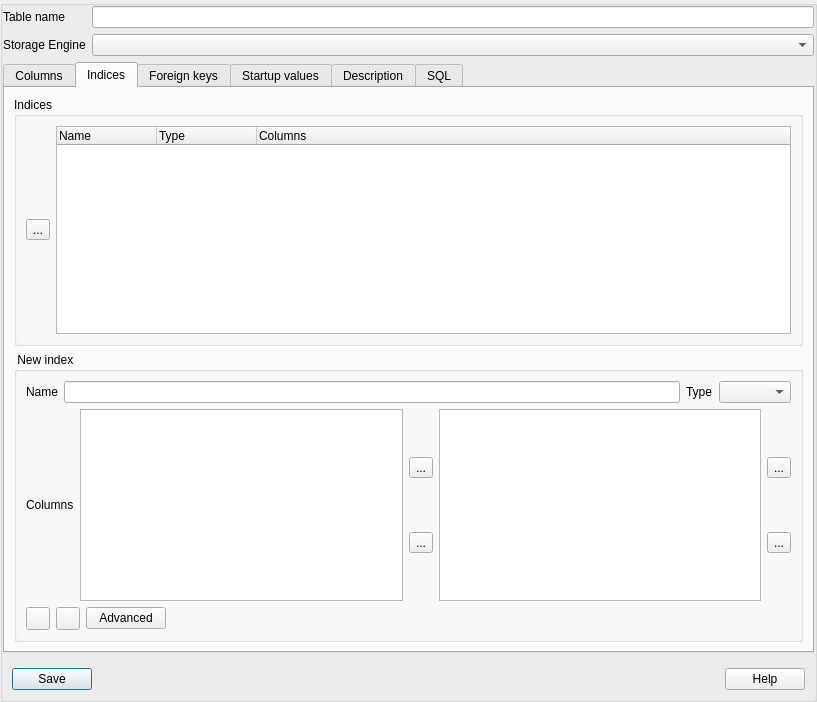
First picture: the form in NewTableForm.ui, repository fritzone/ddm, before the edit.
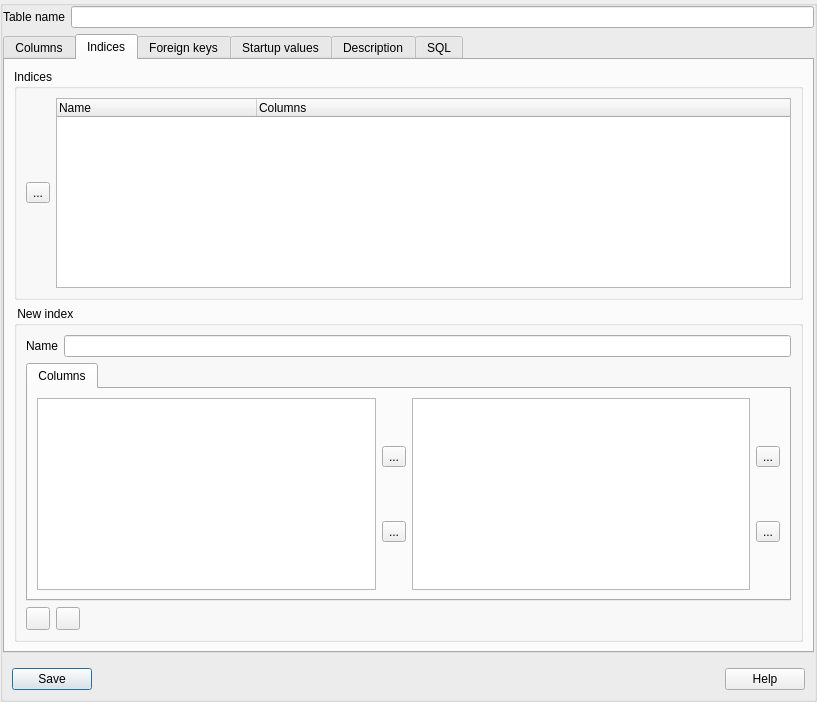
Second picture: the form after the edit. The open tabs and pages were chosen to show the change. Icons and pictures are not drawn.

Commit message: threw out some ol garbage code and started the Sps for Index

What changed in the file:
```diff
--- a/NewTableForm.ui
+++ b/NewTableForm.ui
@@ -48,16 +48,6 @@
         <item row="0" column="1">
          <widget class="QLineEdit" name="txtTableName"/>
         </item>
-        <item row="1" column="0">
-         <widget class="QLabel" name="lblStorageEngine">
-          <property name="text">
-           <string>Storage Engine</string>
-          </property>
-         </widget>
-        </item>
-        <item row="1" column="1">
-         <widget class="QComboBox" name="cmbStorageEngine"/>
-        </item>
        </layout>
       </item>
       <item>
@@ -294,6 +284,8 @@
             </property>
             <layout class="QHBoxLayout" name="horizontalLayout_7">
              <item>
+              <layout class="QVBoxLayout" name="verticalLayout_12">
+               <item>
               <widget class="QToolButton" name="btnRemoveIndex">
                <property name="toolTip">
                 <string>Delete this index</string>
@@ -313,6 +305,8 @@
                </property>
               </widget>
              </item>
+              </layout>
+             </item>
              <item>
               <widget class="QTreeWidget" name="lstIndices">
                <property name="rootIsDecorated">
@@ -324,16 +318,17 @@
                <property name="expandsOnDoubleClick">
                 <bool>false</bool>
                </property>
+               <attribute name="headerDefaultSectionSize">
+                <number>200</number>
+               </attribute>
+               <attribute name="headerMinimumSectionSize">
+                <number>100</number>
+               </attribute>
                <column>
                 <property name="text">
                  <string notr="true">Name</string>
                 </property>
                </column>
-               <column>
-                <property name="text">
-                 <string>Type</string>
-                </property>
-               </column>
                <column>
                 <property name="text">
                  <string>Columns</string>
@@ -368,27 +363,20 @@
                <item row="0" column="2">
                 <widget class="QLineEdit" name="txtNewIndexName"/>
                </item>
-               <item row="0" column="3">
-                <widget class="QLabel" name="label_8">
-                 <property name="text">
-                  <string>Type</string>
-                 </property>
-                </widget>
-               </item>
-               <item row="0" column="4">
-                <widget class="QComboBox" name="cmbIndexType"/>
-               </item>
               </layout>
              </item>
              <item>
               <layout class="QHBoxLayout" name="horizontalLayout_6">
                <item>
-                <widget class="QLabel" name="label_14">
-                 <property name="text">
-                  <string>Columns</string>
+                <widget class="QTabWidget" name="tabWidgetForIndex">
+                 <property name="currentIndex">
+                  <number>0</number>
                  </property>
-                </widget>
-               </item>
+                 <widget class="QWidget" name="tab_3">
+                  <attribute name="title">
+                   <string>Columns</string>
+                  </attribute>
+                  <layout class="QHBoxLayout" name="horizontalLayout_16">
                <item>
                 <widget class="QListWidget" name="lstAvailableColumnsForIndex"/>
                </item>
@@ -466,6 +454,10 @@
                 </layout>
                </item>
               </layout>
+                 </widget>
+                </widget>
+               </item>
+              </layout>
              </item>
              <item>
               <layout class="QHBoxLayout" name="horizontalLayout_5">
@@ -497,13 +489,6 @@
                  </property>
                 </widget>
                </item>
-               <item>
-                <widget class="QPushButton" name="btnAdvanced">
-                 <property name="text">
-                  <string>Advanced</string>
-                 </property>
-                </widget>
-               </item>
                <item>
                 <spacer name="horizontalSpacer_2">
                  <property name="orientation">
```
Left out of the diff: 194 changed lines with no effect on the pictures. Lines whose indentation alone changed are shown as unchanged. The commit also changes 56 other files.
